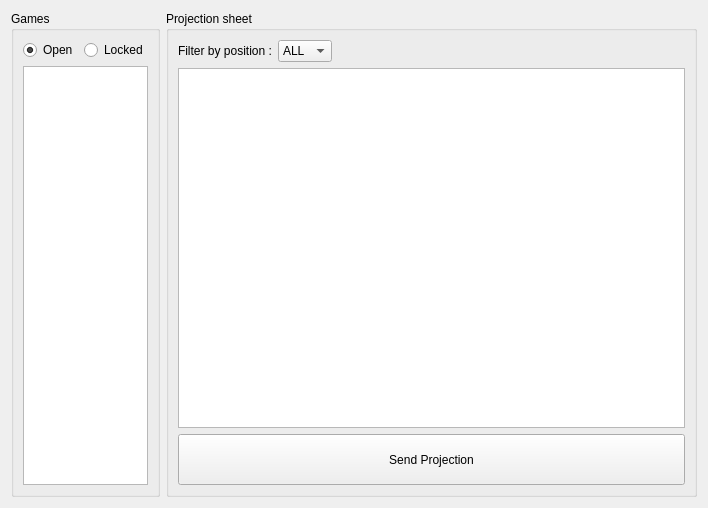
Above: cute-fantasy/currentweekwidget.ui from protoblock/protoblock before the change. Below: the same form after it.
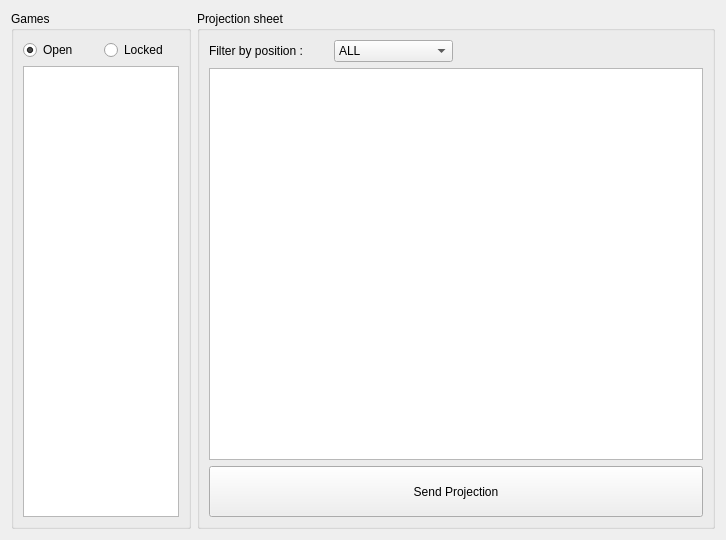
That is the form after the change.

Commit message: Added Message Transition Protobuf definition Added onControlMessage signal originating from Processor and plugged to a CurrentWidget label.

Diff of the .ui file:
```diff
--- a/cute-fantasy/currentweekwidget.ui
+++ b/cute-fantasy/currentweekwidget.ui
@@ -6,8 +6,8 @@
    <rect>
     <x>0</x>
     <y>0</y>
-    <width>708</width>
-    <height>508</height>
+    <width>726</width>
+    <height>540</height>
    </rect>
   </property>
   <property name="windowTitle">
@@ -75,13 +75,15 @@
      </property>
      <layout class="QGridLayout" name="gridLayout_3">
       <item row="0" column="0">
+       <layout class="QHBoxLayout" name="horizontalLayout">
+        <item>
        <widget class="QLabel" name="label">
         <property name="text">
          <string>Filter by position :</string>
         </property>
        </widget>
       </item>
-      <item row="0" column="1">
+        <item>
        <widget class="QComboBox" name="myPositionComboBox">
         <item>
          <property name="text">
@@ -120,20 +122,25 @@
         </item>
        </widget>
       </item>
-      <item row="0" column="2">
-       <spacer name="horizontalSpacer">
-        <property name="orientation">
-         <enum>Qt::Horizontal</enum>
+       </layout>
+      </item>
+      <item row="0" column="1">
+       <widget class="QLabel" name="myControlMessageLabel">
+        <property name="text">
+         <string/>
         </property>
-        <property name="sizeHint" stdset="0">
-         <size>
-          <width>414</width>
-          <height>20</height>
-         </size>
+        <property name="textFormat">
+         <enum>Qt::RichText</enum>
         </property>
-       </spacer>
+        <property name="wordWrap">
+         <bool>true</bool>
+        </property>
+        <property name="openExternalLinks">
+         <bool>true</bool>
+        </property>
+       </widget>
       </item>
-      <item row="1" column="0" colspan="3">
+      <item row="1" column="0" colspan="2">
        <widget class="QTableView" name="myProjectionTableView">
         <property name="selectionMode">
          <enum>QAbstractItemView::SingleSelection</enum>
@@ -149,7 +156,7 @@
         </attribute>
        </widget>
       </item>
-      <item row="2" column="0" colspan="3">
+      <item row="2" column="0" colspan="2">
        <widget class="QPushButton" name="mySendProjectionButton">
         <property name="minimumSize">
          <size>
```
Lines whose indentation alone changed are shown as unchanged. The commit also changes 7 other files.
